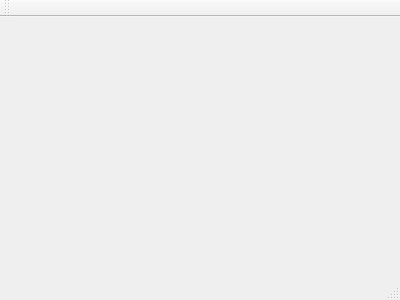
Above: PluginHost/mainwindow.ui from Swimers/FOSD before the change. Below: the same form after it.
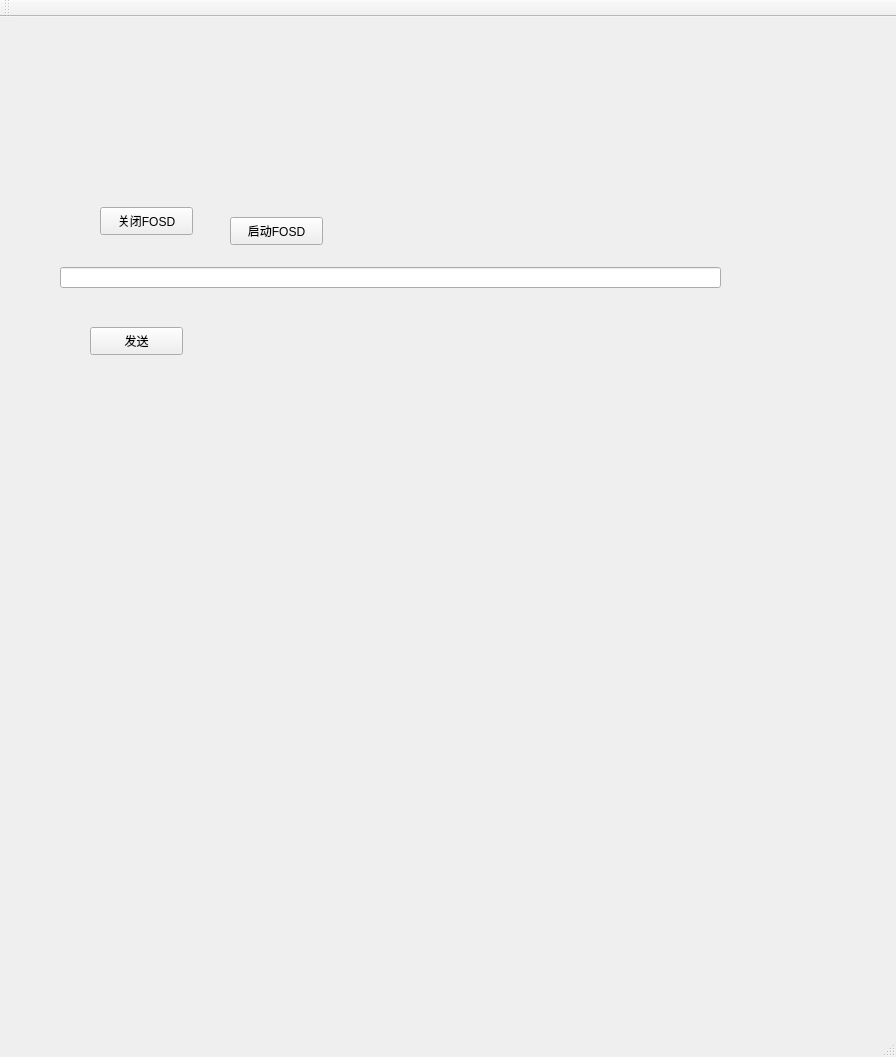
That is the form after the change.

Patch:
```diff
--- a/PluginHost/mainwindow.ui
+++ b/PluginHost/mainwindow.ui
@@ -1,24 +1,89 @@
 <ui version="4.0">
  <class>MainWindow</class>
- <widget class="QMainWindow" name="MainWindow" >
-  <property name="geometry" >
+ <widget class="QMainWindow" name="MainWindow">
+  <property name="geometry">
    <rect>
     <x>0</x>
     <y>0</y>
-    <width>400</width>
-    <height>300</height>
+    <width>896</width>
+    <height>1057</height>
    </rect>
   </property>
   <property name="windowTitle" >
    <string>MainWindow</string>
   </property>
-  <widget class="QMenuBar" name="menuBar" />
-  <widget class="QToolBar" name="mainToolBar" />
-  <widget class="QWidget" name="centralWidget" />
-  <widget class="QStatusBar" name="statusBar" />
+  <widget class="QWidget" name="centralWidget">
+   <widget class="QPushButton" name="pushButton">
+    <property name="geometry">
+     <rect>
+      <x>230</x>
+      <y>200</y>
+      <width>93</width>
+      <height>28</height>
+     </rect>
+    </property>
+    <property name="text">
+     <string>启动FOSD</string>
+    </property>
+   </widget>
+   <widget class="QPushButton" name="pushButton_2">
+    <property name="geometry">
+     <rect>
+      <x>100</x>
+      <y>190</y>
+      <width>93</width>
+      <height>28</height>
+     </rect>
+    </property>
+    <property name="text">
+     <string>关闭FOSD</string>
+    </property>
+   </widget>
+   <widget class="QLineEdit" name="lineEdit">
+    <property name="geometry">
+     <rect>
+      <x>60</x>
+      <y>250</y>
+      <width>661</width>
+      <height>21</height>
+     </rect>
+    </property>
+   </widget>
+   <widget class="QPushButton" name="pushButton_3">
+    <property name="geometry">
+     <rect>
+      <x>90</x>
+      <y>310</y>
+      <width>93</width>
+      <height>28</height>
+     </rect>
+    </property>
+    <property name="text">
+     <string>发送</string>
+    </property>
+   </widget>
+  </widget>
+  <widget class="QMenuBar" name="menuBar">
+   <property name="geometry">
+    <rect>
+     <x>0</x>
+     <y>0</y>
+     <width>896</width>
+     <height>26</height>
+    </rect>
+   </property>
+  </widget>
+  <widget class="QToolBar" name="mainToolBar">
+   <attribute name="toolBarArea">
+    <enum>TopToolBarArea</enum>
+   </attribute>
+   <attribute name="toolBarBreak">
+    <bool>false</bool>
+   </attribute>
+  </widget>
+  <widget class="QStatusBar" name="statusBar"/>
  </widget>
- <layoutDefault spacing="6" margin="11" />
- <pixmapfunction></pixmapfunction>
+ <layoutdefault spacing="6" margin="11"/>
  <resources/>
  <connections/>
 </ui>
```
Left out of the diff: 3 changed lines with no effect on the pictures.
